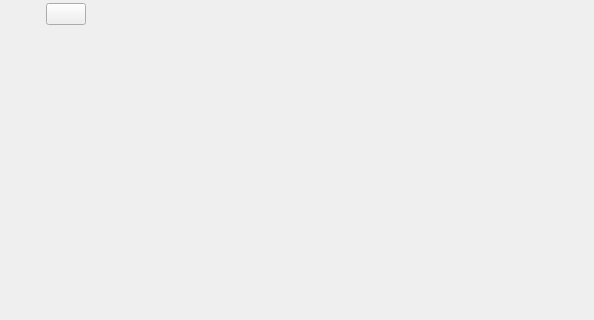
The window that src/Editor/EditorActionBar.ui (RemotelyChaotic/JOIPEngine) describes before a commit, drawn with Qt 5; both pictures show x 0 to 594 and y 473 to 793 of the 594 by 1268 pixel window.
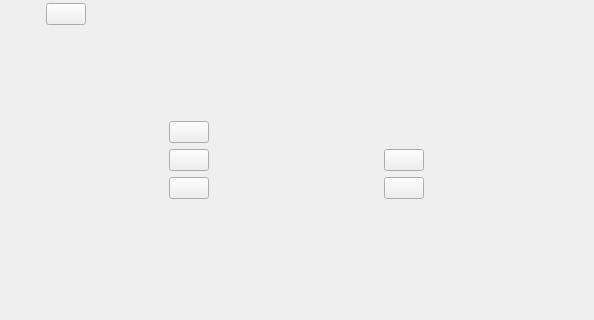
The same window after the commit. Custom widgets are drawn as their Qt base class.

Commit message: Updated Sequence Editor UI skeleton

```diff
--- a/src/Editor/EditorActionBar.ui
+++ b/src/Editor/EditorActionBar.ui
@@ -1083,6 +1083,104 @@
      </layout>
     </widget>
    </item>
+   <item>
+    <widget class="QWidget" name="pSequenceEditorContainer" native="true">
+     <layout class="QGridLayout" name="gridLayout_3">
+      <property name="leftMargin">
+       <number>0</number>
+      </property>
+      <property name="topMargin">
+       <number>0</number>
+      </property>
+      <property name="rightMargin">
+       <number>0</number>
+      </property>
+      <property name="bottomMargin">
+       <number>0</number>
+      </property>
+      <item row="0" column="0">
+       <widget class="CShortcutButton" name="NewSequence">
+        <property name="sizePolicy">
+         <sizepolicy hsizetype="Fixed" vsizetype="Fixed">
+          <horstretch>0</horstretch>
+          <verstretch>0</verstretch>
+         </sizepolicy>
+        </property>
+        <property name="toolTip">
+         <string>Create a new Sequence Resource</string>
+        </property>
+        <property name="text">
+         <string/>
+        </property>
+       </widget>
+      </item>
+      <item row="2" column="1">
+       <widget class="CShortcutButton" name="RemoveSelectedSequenceLayer">
+        <property name="sizePolicy">
+         <sizepolicy hsizetype="Fixed" vsizetype="Fixed">
+          <horstretch>0</horstretch>
+          <verstretch>0</verstretch>
+         </sizepolicy>
+        </property>
+        <property name="toolTip">
+         <string>Remove the currently selected Layer</string>
+        </property>
+        <property name="text">
+         <string/>
+        </property>
+       </widget>
+      </item>
+      <item row="2" column="0">
+       <widget class="CShortcutButton" name="AddSequenceLayer">
+        <property name="sizePolicy">
+         <sizepolicy hsizetype="Fixed" vsizetype="Fixed">
+          <horstretch>0</horstretch>
+          <verstretch>0</verstretch>
+         </sizepolicy>
+        </property>
+        <property name="toolTip">
+         <string>Add a new Sequence Layer</string>
+        </property>
+        <property name="text">
+         <string/>
+        </property>
+       </widget>
+      </item>
+      <item row="3" column="1">
+       <widget class="CShortcutButton" name="RemoveSelectedSequenceElements">
+        <property name="sizePolicy">
+         <sizepolicy hsizetype="Fixed" vsizetype="Fixed">
+          <horstretch>0</horstretch>
+          <verstretch>0</verstretch>
+         </sizepolicy>
+        </property>
+        <property name="toolTip">
+         <string>Remove the currently seleted Sequence Elements</string>
+        </property>
+        <property name="text">
+         <string/>
+        </property>
+       </widget>
+      </item>
+      <item row="3" column="0">
+       <widget class="CShortcutButton" name="AddSequenceElement">
+        <property name="sizePolicy">
+         <sizepolicy hsizetype="Fixed" vsizetype="Fixed">
+          <horstretch>0</horstretch>
+          <verstretch>0</verstretch>
+         </sizepolicy>
+        </property>
+        <property name="toolTip">
+         <string>Add a new Sequence Element to the selected Layer</string>
+        </property>
+        <property name="text">
+         <string/>
+        </property>
+       </widget>
+      </item>
+     </layout>
+    </widget>
+   </item>
    <item>
     <spacer name="verticalSpacer">
      <property name="orientation">
```
The commit also changes 11 other files.
